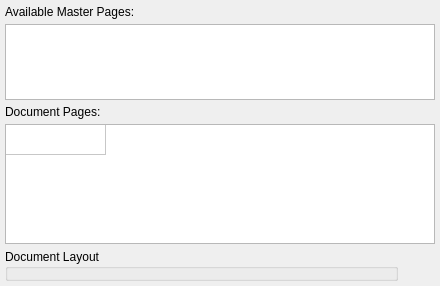
scribusproject/scribus, file scribus/ui/pagepalette_pagesbase.ui: the form before one commit.
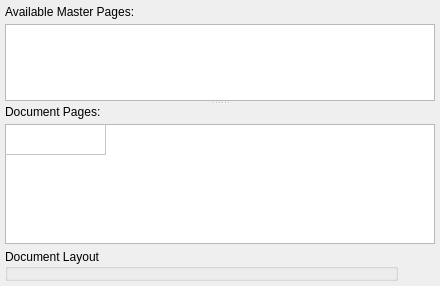
The form after the commit. Custom widgets are drawn as their Qt base class.

Commit message: #10726: Cannot resize Master page area in page palette

```diff
--- a/scribus/ui/pagepalette_pagesbase.ui
+++ b/scribus/ui/pagepalette_pagesbase.ui
@@ -21,6 +21,19 @@
     <number>5</number>
    </property>
    <item>
+    <widget class="QSplitter" name="splitter">
+     <property name="orientation">
+      <enum>Qt::Vertical</enum>
+     </property>
+     <widget class="QWidget" name="widget" native="true">
+      <layout class="QVBoxLayout" name="verticalLayout_3">
+       <property name="spacing">
+        <number>5</number>
+       </property>
+       <property name="margin">
+        <number>0</number>
+       </property>
+       <item>
     <widget class="QLabel" name="textLabel1">
      <property name="text">
       <string>Available Master Pages:</string>
@@ -43,6 +56,16 @@
      </property>
     </widget>
    </item>
+      </layout>
+     </widget>
+     <widget class="QWidget" name="widget_2" native="true">
+      <layout class="QVBoxLayout" name="verticalLayout_4">
+       <property name="spacing">
+        <number>5</number>
+       </property>
+       <property name="margin">
+        <number>0</number>
+       </property>
    <item>
     <widget class="QLabel" name="textLabel2">
      <property name="text">
@@ -81,6 +104,10 @@
      </attribute>
      <row/>
      <column/>
+        </widget>
+       </item>
+      </layout>
+     </widget>
     </widget>
    </item>
    <item>
```
Lines whose indentation alone changed are shown as unchanged.
